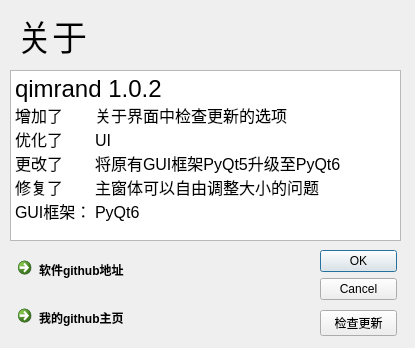
This is program/about.ui in immccn123/qimrand as Qt 5 draws it before an edit. The edited form follows.
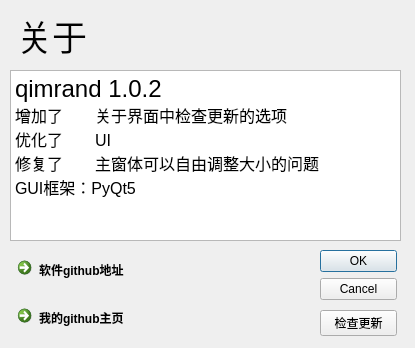
This is the edited form.

What changed in the file:
```diff
--- a/program/about.ui
+++ b/program/about.ui
@@ -33,9 +33,8 @@
 &lt;p style=&quot; margin-top:0px; margin-bottom:0px; margin-left:0px; margin-right:0px; -qt-block-indent:0; text-indent:0px;&quot;&gt;&lt;span style=&quot; font-family:'Microsoft YaHei UI Light'; font-size:18pt;&quot;&gt;qimrand 1.0.2&lt;/span&gt;&lt;/p&gt;
 &lt;p style=&quot; margin-top:0px; margin-bottom:0px; margin-left:0px; margin-right:0px; -qt-block-indent:0; text-indent:0px;&quot;&gt;&lt;span style=&quot; font-family:'Microsoft YaHei UI Light'; font-size:12pt;&quot;&gt;增加了	关于界面中检查更新的选项&lt;/span&gt;&lt;/p&gt;
 &lt;p style=&quot; margin-top:0px; margin-bottom:0px; margin-left:0px; margin-right:0px; -qt-block-indent:0; text-indent:0px;&quot;&gt;&lt;span style=&quot; font-family:'Microsoft YaHei UI Light'; font-size:12pt;&quot;&gt;优化了	UI&lt;/span&gt;&lt;/p&gt;
-&lt;p style=&quot; margin-top:0px; margin-bottom:0px; margin-left:0px; margin-right:0px; -qt-block-indent:0; text-indent:0px;&quot;&gt;&lt;span style=&quot; font-family:'Microsoft YaHei UI Light'; font-size:12pt;&quot;&gt;更改了	将原有GUI框架PyQt5升级至PyQt6&lt;/span&gt;&lt;/p&gt;
 &lt;p style=&quot; margin-top:0px; margin-bottom:0px; margin-left:0px; margin-right:0px; -qt-block-indent:0; text-indent:0px;&quot;&gt;&lt;span style=&quot; font-family:'Microsoft YaHei UI Light'; font-size:12pt;&quot;&gt;修复了	主窗体可以自由调整大小的问题&lt;/span&gt;&lt;/p&gt;
-&lt;p style=&quot; margin-top:0px; margin-bottom:0px; margin-left:0px; margin-right:0px; -qt-block-indent:0; text-indent:0px;&quot;&gt;&lt;span style=&quot; font-family:'Microsoft YaHei UI Light'; font-size:12pt;&quot;&gt;GUI框架：	PyQt6&lt;/span&gt;&lt;/p&gt;&lt;/body&gt;&lt;/html&gt;</string>
+&lt;p style=&quot; margin-top:0px; margin-bottom:0px; margin-left:0px; margin-right:0px; -qt-block-indent:0; text-indent:0px;&quot;&gt;&lt;span style=&quot; font-family:'Microsoft YaHei UI Light'; font-size:12pt;&quot;&gt;GUI框架：PyQt5&lt;/span&gt;&lt;/p&gt;&lt;/body&gt;&lt;/html&gt;</string>
    </property>
   </widget>
   <widget class="QWidget" name="layoutWidget">
```
